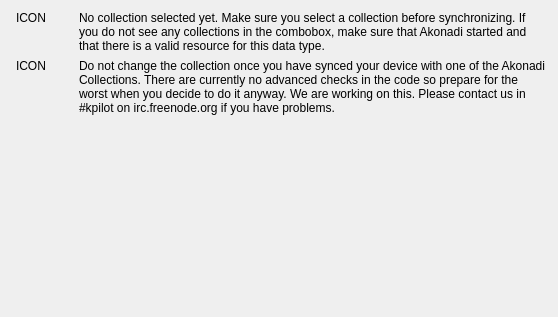
The window that kpilot/conduits/akonadibase/akonadi-setup-widget.ui (chusopr/kdepim-ktimetracker-akonadi) describes before a commit, drawn with Qt 5.
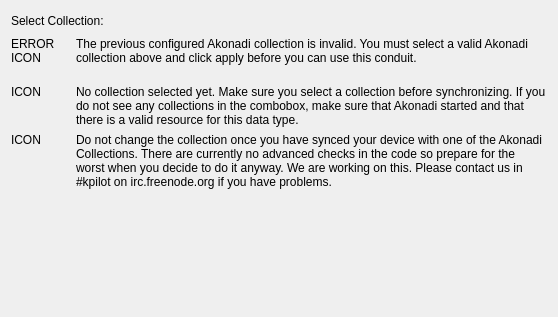
The same window after the commit.

Commit message: Give the user a hint in the configuration dialog when an Akonadi resource is configured that doesn't exist any longer.

```diff
--- a/kpilot/conduits/akonadibase/akonadi-setup-widget.ui
+++ b/kpilot/conduits/akonadibase/akonadi-setup-widget.ui
@@ -9,22 +9,37 @@
     <height>317</height>
    </rect>
   </property>
-  <layout class="QGridLayout" >
-   <item row="0" column="0" >
-    <layout class="QHBoxLayout" />
+  <layout class="QGridLayout" name="gridLayout">
+   <item row="0" column="0">
+    <layout class="QHBoxLayout" name="hboxLayout">
+     <item>
+      <widget class="QLabel" name="fCollectionsLabel">
+       <property name="text">
+        <string>Select Collection:</string>
+       </property>
+      </widget>
+     </item>
+     <item>
+      <spacer name="horizontalSpacer">
+       <property name="orientation">
+        <enum>Qt::Horizontal</enum>
+       </property>
+       <property name="sizeHint" stdset="0">
+        <size>
+         <width>40</width>
+         <height>20</height>
+        </size>
+       </property>
+      </spacer>
+     </item>
+    </layout>
    </item>
-   <item row="1" column="0" >
-    <layout class="QHBoxLayout" >
-     <property name="spacing" >
-      <number>5</number>
-     </property>
-     <property name="leftMargin" >
-      <number>5</number>
-     </property>
+   <item row="2" column="0">
+    <layout class="QHBoxLayout" name="horizontalLayout_3">
      <item>
-      <widget class="QLabel" name="fWarnIcon1" >
-       <property name="sizePolicy" >
-        <sizepolicy vsizetype="Preferred" hsizetype="Preferred" >
+      <widget class="QLabel" name="fWarnIcon1">
+       <property name="sizePolicy">
+        <sizepolicy hsizetype="Preferred" vsizetype="Preferred">
          <horstretch>1</horstretch>
          <verstretch>0</verstretch>
         </sizepolicy>
@@ -38,9 +53,9 @@
       </widget>
      </item>
      <item>
-      <widget class="QLabel" name="fSelectionWarnLabel" >
-       <property name="sizePolicy" >
-        <sizepolicy vsizetype="Preferred" hsizetype="Preferred" >
+      <widget class="QLabel" name="fSelectionWarnLabel">
+       <property name="sizePolicy">
+        <sizepolicy hsizetype="Preferred" vsizetype="Preferred">
          <horstretch>8</horstretch>
          <verstretch>0</verstretch>
         </sizepolicy>
@@ -64,21 +79,12 @@
      </item>
     </layout>
    </item>
-   <item row="2" column="0" >
-    <layout class="QHBoxLayout" >
-     <property name="spacing" >
-      <number>5</number>
-     </property>
-     <property name="leftMargin" >
-      <number>5</number>
-     </property>
-     <property name="topMargin" >
-      <number>0</number>
-     </property>
+   <item row="3" column="0">
+    <layout class="QHBoxLayout" name="horizontalLayout_2">
      <item>
-      <widget class="QLabel" name="fWarnIcon2" >
-       <property name="sizePolicy" >
-        <sizepolicy vsizetype="Preferred" hsizetype="Preferred" >
+      <widget class="QLabel" name="fWarnIcon2">
+       <property name="sizePolicy">
+        <sizepolicy hsizetype="Preferred" vsizetype="Preferred">
          <horstretch>1</horstretch>
          <verstretch>0</verstretch>
         </sizepolicy>
@@ -92,9 +98,9 @@
       </widget>
      </item>
      <item>
-      <widget class="QLabel" name="label_3" >
-       <property name="sizePolicy" >
-        <sizepolicy vsizetype="Preferred" hsizetype="Preferred" >
+      <widget class="QLabel" name="label_3">
+       <property name="sizePolicy">
+        <sizepolicy hsizetype="Preferred" vsizetype="Preferred">
          <horstretch>8</horstretch>
          <verstretch>0</verstretch>
         </sizepolicy>
@@ -118,7 +124,7 @@
      </item>
     </layout>
    </item>
-   <item row="3" column="0" >
+   <item row="5" column="0">
     <spacer>
      <property name="orientation" >
       <enum>Qt::Vertical</enum>
@@ -131,6 +137,53 @@
      </property>
     </spacer>
    </item>
+   <item row="1" column="0">
+    <layout class="QHBoxLayout" name="horizontalLayout">
+     <item>
+      <widget class="QLabel" name="fErrorIcon">
+       <property name="sizePolicy">
+        <sizepolicy hsizetype="Preferred" vsizetype="Preferred">
+         <horstretch>1</horstretch>
+         <verstretch>0</verstretch>
+        </sizepolicy>
+       </property>
+       <property name="text">
+        <string>ERROR
+ICON</string>
+       </property>
+       <property name="alignment">
+        <set>Qt::AlignLeading|Qt::AlignLeft|Qt::AlignTop</set>
+       </property>
+      </widget>
+     </item>
+     <item>
+      <widget class="QLabel" name="fNonExistingCollection">
+       <property name="sizePolicy">
+        <sizepolicy hsizetype="Preferred" vsizetype="Preferred">
+         <horstretch>8</horstretch>
+         <verstretch>0</verstretch>
+        </sizepolicy>
+       </property>
+       <property name="text">
+        <string>The previous configured Akonadi collection is invalid. You must select a valid Akonadi collection above and click apply before you can use this conduit.
+</string>
+       </property>
+       <property name="alignment">
+        <set>Qt::AlignLeading|Qt::AlignLeft|Qt::AlignTop</set>
+       </property>
+       <property name="wordWrap">
+        <bool>true</bool>
+       </property>
+       <property name="margin">
+        <number>5</number>
+       </property>
+       <property name="indent">
+        <number>0</number>
+       </property>
+      </widget>
+     </item>
+    </layout>
+   </item>
   </layout>
  </widget>
  <resources/>
```
Left out of the diff: 39 changed lines with no effect on the pictures. The commit also changes 1 other file.
